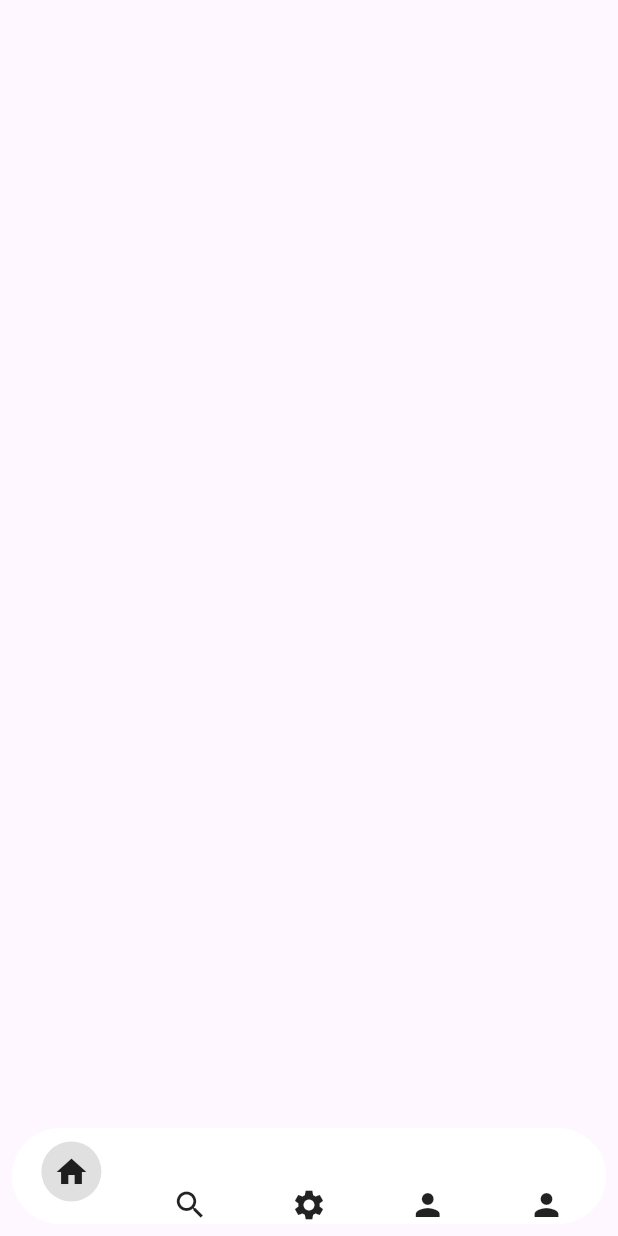
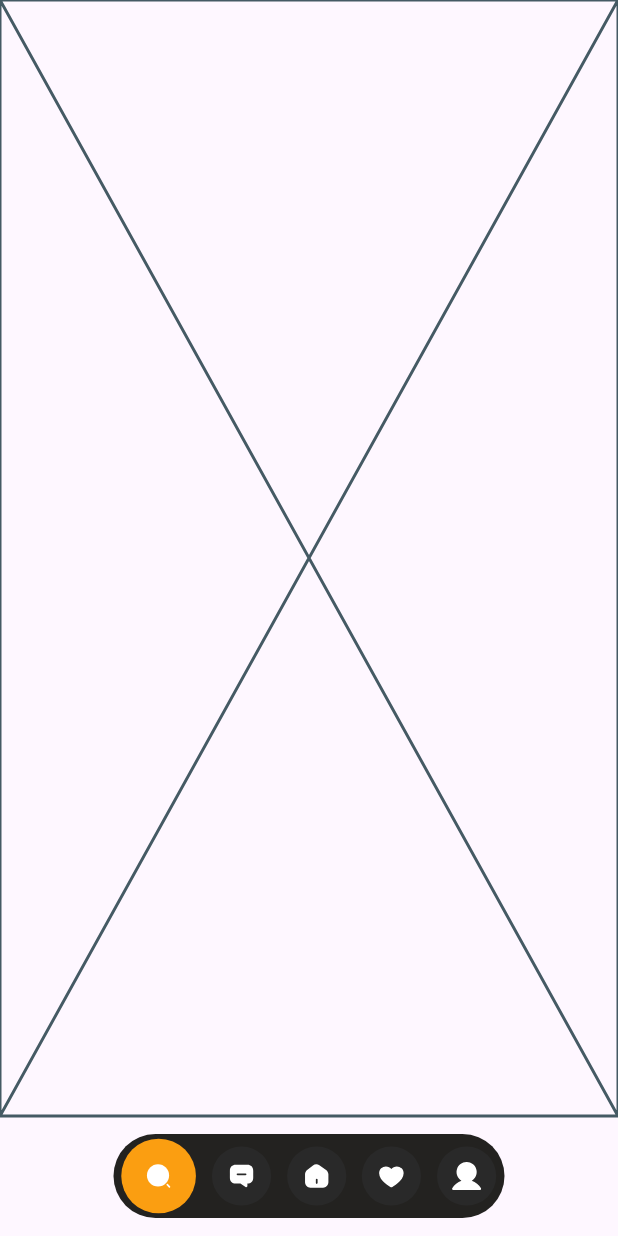
Before and after one commit to donkizzy/Moniepoint_real_estate, a Flutter app: the screen it shows after launch, on a phone screen of 412 x 824 dp. Run offline on Flutter 3.47's test engine with Material 3 defaults, Android fonts, the phone set to English and light mode, and no system bars; drawn by our look-alikes of curved_navigation_bar; our stand-ins replace flutter_svg.

Commit message:
added bottom nav

```diff
--- /dev/null
+++ b/lib/app_colors.dart
@@ -0,0 +1,6 @@
+
+import 'dart:ui';
+
+const tuataraBlack = Color(0XFF232220);
+const sunOrange = Color(0XFFfb9e11);
+const mineShaftGrey = Color(0XFF292929);
--- a/lib/bottom_nav.dart
+++ b/lib/bottom_nav.dart
@@ -1,5 +1,5 @@
-import 'package:curved_navigation_bar/curved_navigation_bar.dart';
 import 'package:flutter/material.dart';
+import 'package:moniepoint_real_estate/custom_bottom_nav.dart';
 
 class BottomNav extends StatefulWidget {
   const BottomNav({super.key});
@@ -9,44 +9,42 @@ class BottomNav extends StatefulWidget {
 }
 
 class _BottomNavState extends State<BottomNav> {
-  ValueNotifier<int> selectedIndex = ValueNotifier(0) ;
-  List<Widget> screens=  [const Placeholder(),const Placeholder(),const Placeholder(),const Placeholder(),const Placeholder(),] ;
+  ValueNotifier<int> selectedIndex = ValueNotifier(0);
+
+//["assets/search.svg","assets/message.svg","assets/home.svg","assets/heart.svg","assets/user.svg"]
+  List<Widget> screens = [
+    const Placeholder(),
+    const Placeholder(),
+    const Placeholder(),
+    const Placeholder(),
+    const Placeholder(),
+  ];
+
   @override
   Widget build(BuildContext context) {
-    return Scaffold(
-      bottomNavigationBar: ValueListenableBuilder(
+    return ValueListenableBuilder(
       valueListenable: selectedIndex,
       builder: (BuildContext context, int value, Widget? child) {
-          return Container(
-            height: 80,
-            padding: const EdgeInsets.all(8),
-            child: ClipRRect(
-              borderRadius: BorderRadius.circular(50),
-              child: CurvedNavigationBar(
-                  height: 50,
-                  backgroundColor: Colors.white,
-                  color: Colors.white,
-                  buttonBackgroundColor: Colors.grey.shade300,
-                  onTap: (index){
-                    selectedIndex.value = index ;
+        return Scaffold(
+          bottomNavigationBar: FloatingNavbar(
+            onTap: (int val) {
+              selectedIndex.value = val;
             },
+            currentIndex: value,
+            items: [
+              "assets/search.svg",
+              "assets/message.svg",
+              "assets/home.svg",
+              "assets/heart.svg",
+              "assets/user.svg"
+            ],
+          ),
+          body: IndexedStack(
             index: value,
-                  items: const <Widget>[
-                    Icon(Icons.home),
-                    Icon(Icons.search),
-                    Icon(Icons.settings),
-                    Icon(Icons.person),
-                    Icon(Icons.person),
-                  ]),
-
+            children: screens,
           ),
-
-          ) ;
+        );
       },
-      ),
-      body:  const IndexedStack(
-        children: [],
-      ),
     );
   }
 }
--- /dev/null
+++ b/lib/custom_bottom_nav.dart
@@ -0,0 +1,94 @@
+import 'package:flutter/material.dart';
+import 'package:flutter_svg/flutter_svg.dart';
+import 'package:moniepoint_real_estate/app_colors.dart';
+
+typedef ItemBuilder = Widget Function(
+    BuildContext context, int index, String items);
+
+class FloatingNavbar extends StatefulWidget {
+  final List<String> items;
+  final int currentIndex;
+  final void Function(int val)? onTap;
+  final ItemBuilder itemBuilder;
+
+  FloatingNavbar({
+    super.key,
+    required this.items,
+    required this.currentIndex,
+    required this.onTap,
+    ItemBuilder? itemBuilder,
+  })  : assert(items.length > 1),
+        assert(items.length <= 5),
+        assert(currentIndex <= items.length),
+        itemBuilder = itemBuilder ??
+            _defaultItemBuilder(
+              currentIndex: currentIndex,
+              items: items,
+              onTap: onTap,
+            );
+
+  @override
+  _FloatingNavbarState createState() => _FloatingNavbarState();
+}
+
+class _FloatingNavbarState extends State<FloatingNavbar> {
+  List<String> get items => widget.items;
+
+  @override
+  Widget build(BuildContext context) {
+    return BottomAppBar(
+      color: Colors.transparent,
+      child: FittedBox(
+        child: Container(
+          padding: const EdgeInsets.symmetric(vertical: 3,),
+          decoration: BoxDecoration(
+            borderRadius: BorderRadius.circular(100),
+            color: tuataraBlack,
+          ),
+          child: Row(
+            children: items
+                .asMap()
+                .map((i, f) {
+              return MapEntry(i, widget.itemBuilder(context, i, f));
+            }).values.toList(),
+          ),
+        ),
+      ),
+    );
+  }
+}
+
+ItemBuilder _defaultItemBuilder({
+  Function(int val)? onTap,
+  required List<String> items,
+  int? currentIndex,
+}) {
+  return (BuildContext context, int index, String item) {
+    var isSelected = currentIndex == index;
+    return AnimatedContainer(
+      duration: const Duration(milliseconds: 300),
+      margin: const EdgeInsets.symmetric(horizontal: 5),
+      decoration: BoxDecoration(
+        shape: BoxShape.circle,
+          color: isSelected
+              ? sunOrange
+              : mineShaftGrey,
+          ),
+      child: InkWell(
+        onTap: () {
+          onTap!(index);
+        },
+        child: Container(
+          padding:  EdgeInsets.all(isSelected ?  15: 10),
+          child: Center(
+            child: SvgPicture.asset(
+              items[index],
+              height: 18,
+              colorFilter: const ColorFilter.mode(Colors.white, BlendMode.srcIn),
+            ),
+          ),
+        ),
+      ),
+    );
+  };
+}
--- /dev/null
+++ b/lib/utils.dart
@@ -0,0 +1,12 @@
+
+import 'package:flutter/material.dart';
+
+///MediaQuery Width
+double width(BuildContext context) {
+  return MediaQuery.of(context).size.width;
+}
+
+///MediaQuery Height
+double height(BuildContext context) {
+  return MediaQuery.of(context).size.height;
+}
```
Lines whose indentation alone changed are shown as unchanged.
